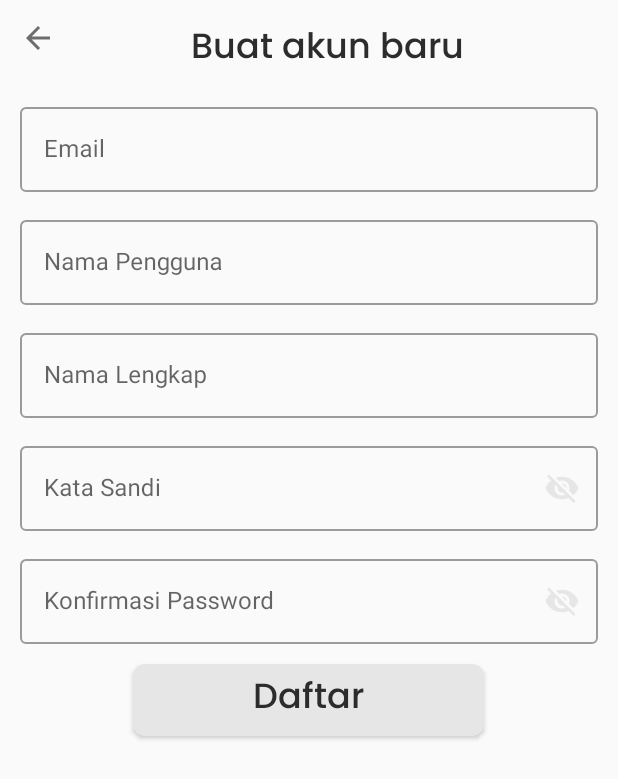
After one commit to ganiaaldi/KeBandung, an Android app: the RegisterFragment screen opened through its navigation route, on a phone screen of 412 x 824 dp. The commit adds this screen. Shown: the top 779 px of the screen. Run offline under Robolectric (Android 15) with nearby library versions, the phone set to English and light mode, and no system bars; our stand-ins replace sdp/ssp sizes; 4 statements that could not run were skipped.

Commit message:
impelement authentication page(auth,register,login)

```diff
--- a/app/src/main/AndroidManifest.xml
+++ b/app/src/main/AndroidManifest.xml
@@ -9,6 +9,8 @@
             android:roundIcon="@drawable/icon"
             android:supportsRtl="true"
             android:theme="@style/AppTheme">
+        <activity android:name=".auth.AuthActivity">
+        </activity>
         <activity android:name=".SlideScreen">
         </activity>
         <activity
--- /dev/null
+++ b/app/src/main/java/com/aldi/kebandung/auth/AuthActivity.kt
@@ -0,0 +1,31 @@
+package com.aldi.kebandung.auth
+
+import androidx.appcompat.app.AppCompatActivity
+import android.os.Bundle
+import androidx.navigation.fragment.NavHostFragment
+import com.aldi.kebandung.R
+import kotlinx.android.synthetic.main.activity_auth.*
+
+class AuthActivity : AppCompatActivity() {
+
+    override fun onCreate(savedInstanceState: Bundle?) {
+        super.onCreate(savedInstanceState)
+        setContentView(R.layout.activity_auth)
+        setupAuthNavigation()
+    }
+
+    private fun setupAuthNavigation() {
+        val navHostFragment = nav_auth_fragment as NavHostFragment
+        val inflater = navHostFragment.navController.navInflater
+        val graph = inflater.inflate(R.navigation.auth_nav)
+        val intent = intent
+        val loginMethod = intent.getStringExtra("loginMethod")
+        if (loginMethod == "register") {
+            graph.startDestination = R.id.authFragment
+           // graph.startDestination = R.id.loginFragment
+        } else {
+          //  graph.startDestination = R.id.registerFragment
+        }
+        navHostFragment.navController.graph = graph
+    }
+}
--- /dev/null
+++ b/app/src/main/java/com/aldi/kebandung/auth/AuthFragment.kt
@@ -0,0 +1,43 @@
+package com.aldi.kebandung.auth
+
+import android.content.Context
+import android.net.Uri
+import android.os.Bundle
+import androidx.fragment.app.Fragment
+import android.view.LayoutInflater
+import android.view.View
+import android.view.ViewGroup
+import androidx.navigation.fragment.findNavController
+
+import com.aldi.kebandung.R
+import kotlinx.android.synthetic.main.fragment_auth.*
+
+class AuthFragment : Fragment() {
+
+    override fun onCreateView(
+        inflater: LayoutInflater, container: ViewGroup?,
+        savedInstanceState: Bundle?
+    ): View? {
+        // Inflate the layout for this fragment
+        return inflater.inflate(R.layout.fragment_auth, container, false)
+    }
+
+    override fun onViewCreated(view: View, savedInstanceState: Bundle?) {
+        super.onViewCreated(view, savedInstanceState)
+        authButton()
+    }
+
+    private fun authButton() {
+        btnRegister.setOnClickListener {
+            findNavController().navigate(R.id.registerFragment)
+        }
+
+        btnLogin.setOnClickListener {
+            findNavController().navigate(R.id.loginFragment)
+        }
+
+        btnLoginGuest.setOnClickListener {
+            findNavController().navigate(R.id.slideView)
+        }
+    }
+}
--- /dev/null
+++ b/app/src/main/java/com/aldi/kebandung/auth/RegisterFragment.kt
@@ -0,0 +1,40 @@
+package com.aldi.kebandung.auth
+
+import android.content.Context
+import android.net.Uri
+import android.os.Bundle
+import androidx.fragment.app.Fragment
+import android.view.LayoutInflater
+import android.view.View
+import android.view.ViewGroup
+import androidx.navigation.fragment.findNavController
+
+import com.aldi.kebandung.R
+import kotlinx.android.synthetic.main.fragment_register.*
+
+class RegisterFragment : Fragment() {
+
+    override fun onViewCreated(view: View, savedInstanceState: Bundle?) {
+        super.onViewCreated(view, savedInstanceState)
+        registerButton()
+    }
+
+
+    override fun onCreateView(
+        inflater: LayoutInflater, container: ViewGroup?,
+        savedInstanceState: Bundle?
+    ): View? {
+        // Inflate the layout for this fragment
+        return inflater.inflate(R.layout.fragment_register, container, false)
+    }
+
+    private fun registerButton(){
+        btnRegister.setOnClickListener {
+            findNavController().navigate(R.id.mainActivity)
+        }
+
+        buttonBackk.setOnClickListener {
+            findNavController().navigateUp()
+        }
+    }
+}
--- /dev/null
+++ b/app/src/main/res/drawable-mdpi/btn_password.xml
@@ -0,0 +1,13 @@
+<?xml version="1.0" encoding="utf-8"?>
+<selector xmlns:android="http://schemas.android.com/apk/res/android">
+
+    <item
+        android:id="@+id/visible"
+        android:state_checked="true"
+        android:drawable="@drawable/ic_visibility" />
+
+    <item
+        android:id="@+id/masked"
+        android:drawable="@drawable/ic_visibility_off" />
+
+</selector>
--- /dev/null
+++ b/app/src/main/res/drawable/btn_white.xml
@@ -0,0 +1,10 @@
+<?xml version="1.0" encoding="utf-8"?>
+<shape xmlns:android="http://schemas.android.com/apk/res/android"
+       android:shape="rectangle" android:padding="10dp">
+    <solid android:color="@color/colorPrimaryGray"/>
+    <corners
+            android:bottomRightRadius="8dp"
+            android:bottomLeftRadius="8dp"
+            android:topLeftRadius="8dp"
+            android:topRightRadius="8dp"/>
+</shape>
--- /dev/null
+++ b/app/src/main/res/drawable/ic_arrow_back.xml
@@ -0,0 +1,5 @@
+<vector android:height="24dp" android:tint="#6D6D6D"
+    android:viewportHeight="24.0" android:viewportWidth="24.0"
+    android:width="24dp" xmlns:android="http://schemas.android.com/apk/res/android">
+    <path android:fillColor="#FF000000" android:pathData="M20,11H7.83l5.59,-5.59L12,4l-8,8 8,8 1.41,-1.41L7.83,13H20v-2z"/>
+</vector>
--- /dev/null
+++ b/app/src/main/res/drawable/ic_visibility.xml
@@ -0,0 +1,9 @@
+<vector xmlns:android="http://schemas.android.com/apk/res/android"
+        android:width="24dp"
+        android:height="24dp"
+        android:viewportWidth="24.0"
+        android:viewportHeight="24.0">
+    <path
+            android:fillColor="#FF000000"
+            android:pathData="M12,4.5C7,4.5 2.73,7.61 1,12c1.73,4.39 6,7.5 11,7.5s9.27,-3.11 11,-7.5c-1.73,-4.39 -6,-7.5 -11,-7.5zM12,17c-2.76,0 -5,-2.24 -5,-5s2.24,-5 5,-5 5,2.24 5,5 -2.24,5 -5,5zM12,9c-1.66,0 -3,1.34 -3,3s1.34,3 3,3 3,-1.34 3,-3 -1.34,-3 -3,-3z"/>
+</vector>
--- /dev/null
+++ b/app/src/main/res/drawable/ic_visibility_off.xml
@@ -0,0 +1,9 @@
+<vector xmlns:android="http://schemas.android.com/apk/res/android"
+        android:width="24dp"
+        android:height="24dp"
+        android:viewportWidth="24.0"
+        android:viewportHeight="24.0">
+    <path
+            android:fillColor="#FF000000"
+            android:pathData="M12,7c2.76,0 5,2.24 5,5 0,0.65 -0.13,1.26 -0.36,1.83l2.92,2.92c1.51,-1.26 2.7,-2.89 3.43,-4.75 -1.73,-4.39 -6,-7.5 -11,-7.5 -1.4,0 -2.74,0.25 -3.98,0.7l2.16,2.16C10.74,7.13 11.35,7 12,7zM2,4.27l2.28,2.28 0.46,0.46C3.08,8.3 1.78,10.02 1,12c1.73,4.39 6,7.5 11,7.5 1.55,0 3.03,-0.3 4.38,-0.84l0.42,0.42L19.73,22 21,20.73 3.27,3 2,4.27zM7.53,9.8l1.55,1.55c-0.05,0.21 -0.08,0.43 -0.08,0.65 0,1.66 1.34,3 3,3 0.22,0 0.44,-0.03 0.65,-0.08l1.55,1.55c-0.67,0.33 -1.41,0.53 -2.2,0.53 -2.76,0 -5,-2.24 -5,-5 0,-0.79 0.2,-1.53 0.53,-2.2zM11.84,9.02l3.15,3.15 0.02,-0.16c0,-1.66 -1.34,-3 -3,-3l-0.17,0.01z"/>
+</vector>
--- /dev/null
+++ b/app/src/main/res/layout/activity_auth.xml
@@ -0,0 +1,22 @@
+<?xml version="1.0" encoding="utf-8"?>
+<androidx.constraintlayout.widget.ConstraintLayout
+        xmlns:android="http://schemas.android.com/apk/res/android"
+        xmlns:tools="http://schemas.android.com/tools"
+        xmlns:app="http://schemas.android.com/apk/res-auto"
+        android:layout_width="match_parent"
+        android:layout_height="match_parent"
+        tools:context=".auth.AuthActivity">
+
+    <fragment
+            android:id="@+id/nav_auth_fragment"
+            android:name="androidx.navigation.fragment.NavHostFragment"
+            android:layout_width="0dp"
+            android:layout_height="0dp"
+            app:layout_constraintLeft_toLeftOf="parent"
+            app:layout_constraintRight_toRightOf="parent"
+            app:layout_constraintTop_toTopOf="parent"
+            app:layout_constraintBottom_toBottomOf="parent"
+            app:defaultNavHost="true"
+            app:navGraph="@navigation/auth_nav" />
+
+</androidx.constraintlayout.widget.ConstraintLayout>
--- /dev/null
+++ b/app/src/main/res/layout/fragment_register.xml
@@ -0,0 +1,153 @@
+<?xml version="1.0" encoding="utf-8"?>
+<RelativeLayout
+        xmlns:android="http://schemas.android.com/apk/res/android"
+        xmlns:tools="http://schemas.android.com/tools"
+        android:layout_width="match_parent"
+        android:layout_height="match_parent" xmlns:app="http://schemas.android.com/apk/res-auto"
+        tools:context=".auth.RegisterFragment"
+        android:padding="@dimen/_10sdp">
+
+    <androidx.appcompat.widget.AppCompatImageView
+            android:id="@+id/buttonBackk"
+            android:layout_width="wrap_content"
+            android:layout_height="wrap_content"
+            android:layout_alignParentTop="true"
+            android:layout_gravity="center_vertical"
+            android:src="@drawable/ic_arrow_back"
+
+    />
+ <androidx.appcompat.widget.AppCompatTextView
+         android:layout_width="match_parent"
+         android:layout_height="wrap_content"
+         android:id="@+id/tvRegister"
+         android:text="@string/text_createaccount"
+         android:layout_toRightOf="@id/buttonBackk"
+        style="@style/DarkMedText"
+ android:textAlignment="center"/>
+
+    <com.google.android.material.textfield.TextInputLayout
+            android:id="@+id/textEmail"
+            android:layout_width="match_parent"
+            android:layout_height="wrap_content"
+            android:layout_marginTop="@dimen/_10sdp"
+            android:layout_below="@+id/tvRegister"
+            android:hint="@string/email"
+            android:visibility="visible"
+            android:background="@null"
+            style="@style/Widget.MaterialComponents.TextInputLayout.OutlinedBox">
+
+        <androidx.appcompat.widget.AppCompatEditText
+                android:layout_width="match_parent"
+                android:layout_height="wrap_content"
+                android:focusableInTouchMode="true"
+                android:inputType="textEmailAddress"
+                android:textColor="@color/colorPrimaryDark"
+                android:textColorHint="@color/colorPrimaryGray"
+        />
+    </com.google.android.material.textfield.TextInputLayout>
+
+    <com.google.android.material.textfield.TextInputLayout
+            android:id="@+id/textUsername"
+            android:layout_width="match_parent"
+            android:layout_height="wrap_content"
+            android:layout_marginTop="@dimen/_10sdp"
+            android:layout_below="@+id/textEmail"
+            android:hint="@string/account_name"
+            android:visibility="visible"
+            android:background="@null"
+            style="@style/Widget.MaterialComponents.TextInputLayout.OutlinedBox">
+
+        <androidx.appcompat.widget.AppCompatEditText
+                android:layout_width="match_parent"
+                android:layout_height="wrap_content"
+                android:focusableInTouchMode="true"
+                android:inputType="text"
+                android:digits="abcdefghijklmnopqrstuvwxyz1234567890"
+                android:textColor="@color/colorPrimaryDark"
+                android:textColorHint="@color/colorPrimaryGray"
+        />
+    </com.google.android.material.textfield.TextInputLayout>
+
+
+    <com.google.android.material.textfield.TextInputLayout
+            android:id="@+id/textUsernameFull"
+            android:layout_width="match_parent"
+            android:layout_height="wrap_content"
+            android:layout_marginTop="@dimen/_10sdp"
+            android:layout_below="@+id/textUsername"
+            android:hint="@string/username_full"
+            android:visibility="visible"
+            android:background="@null"
+            style="@style/Widget.MaterialComponents.TextInputLayout.OutlinedBox">
+
+        <androidx.appcompat.widget.AppCompatEditText
+                android:layout_width="match_parent"
+                android:layout_height="wrap_content"
+                android:focusableInTouchMode="true"
+                android:inputType="text"
+                android:textColor="@color/colorPrimaryDark"
+                android:textColorHint="@color/colorPrimaryGray"
+        />
+    </com.google.android.material.textfield.TextInputLayout>
+
+    <com.google.android.material.textfield.TextInputLayout
+            android:id="@+id/textPassword"
+            android:layout_width="match_parent"
+            android:layout_height="wrap_content"
+            android:layout_marginTop="@dimen/_10sdp"
+            android:layout_below="@+id/textUsernameFull"
+            android:hint="@string/password"
+            android:visibility="visible"
+            android:background="@null"
+            style="@style/Widget.MaterialComponents.TextInputLayout.OutlinedBox"
+            app:passwordToggleDrawable="@drawable/btn_password"
+            app:passwordToggleEnabled="true"
+            app:passwordToggleTint="@color/colorPrimaryGray">
+
+        <androidx.appcompat.widget.AppCompatEditText
+                android:layout_width="match_parent"
+                android:layout_height="wrap_content"
+                android:focusableInTouchMode="true"
+                android:inputType="textPassword"
+                android:textColor="@color/colorPrimaryDark"
+                android:textColorHint="@color/colorPrimaryGray"
+        />
+    </com.google.android.material.textfield.TextInputLayout>
+
+    <com.google.android.material.textfield.TextInputLayout
+            android:id="@+id/textPasswordConfirmation"
+            android:layout_width="match_parent"
+            android:layout_height="wrap_content"
+            android:layout_marginTop="@dimen/_10sdp"
+            android:layout_below="@+id/textPassword"
+            android:hint="@string/password_confirmation"
+            android:visibility="visible"
+            android:background="@null"
+            style="@style/Widget.MaterialComponents.TextInputLayout.OutlinedBox"
+            app:passwordToggleDrawable="@drawable/btn_password"
+            app:passwordToggleEnabled="true"
+            app:passwordToggleTint="@color/colorPrimaryGray">
+
+        <androidx.appcompat.widget.AppCompatEditText
+                android:layout_width="match_parent"
+                android:layout_height="wrap_content"
+                android:focusableInTouchMode="true"
+                android:inputType="textPassword"
+                android:textColor="@color/colorPrimaryDark"
+                android:textColorHint="@color/colorPrimaryGray"
+        />
+    </com.google.android.material.textfield.TextInputLayout>
+
+    <androidx.appcompat.widget.AppCompatButton
+            android:id="@+id/btnRegister"
+            android:layout_width="@dimen/_180sdp"
+            android:layout_height="wrap_content"
+            android:layout_below="@id/textPasswordConfirmation"
+            android:background="@drawable/btn_white"
+            style="@style/DarkMedText"
+            android:text="@string/btn_register"
+            android:textAllCaps="false"
+            android:layout_marginTop="@dimen/_10sdp"
+            android:layout_centerHorizontal="true"
+    />
+</RelativeLayout>
--- /dev/null
+++ b/app/src/main/res/navigation/auth_nav.xml
@@ -0,0 +1,20 @@
+<?xml version="1.0" encoding="utf-8"?>
+<navigation xmlns:android="http://schemas.android.com/apk/res/android"
+            xmlns:app="http://schemas.android.com/apk/res-auto"
+            xmlns:tools="http://schemas.android.com/tools" android:id="@+id/auth_nav"
+            app:startDestination="@id/authFragment">
+
+    <fragment android:id="@+id/loginFragment" android:name="com.aldi.kebandung.auth.LoginFragment"
+              android:label="fragment_login" tools:layout="@layout/fragment_login">
+        <action android:id="@+id/action_loginFragment_to_registerFragment" app:destination="@id/registerFragment"/>
+    </fragment>
+    <fragment android:id="@+id/registerFragment" android:name="com.aldi.kebandung.auth.RegisterFragment"
+              android:label="fragment_register" tools:layout="@layout/fragment_register"/>
+    <fragment android:id="@+id/authFragment" android:name="com.aldi.kebandung.auth.AuthFragment"
+              android:label="fragment_auth" tools:layout="@layout/fragment_auth">
+        <action android:id="@+id/action_authFragment_to_loginFragment" app:destination="@id/loginFragment"/>
+        <action android:id="@+id/action_authFragment_to_registerFragment" app:destination="@id/registerFragment"/>
+    </fragment>
+    <activity android:id="@+id/mainActivity" android:name="com.aldi.kebandung.MainActivity"
+              android:label="activity_main" tools:layout="@layout/activity_main"/>
+</navigation>
--- a/app/src/main/res/values/colors.xml
+++ b/app/src/main/res/values/colors.xml
@@ -2,7 +2,7 @@
 <resources>
     <color name="colorPrimary">#FFFFFF</color>
     <color name="colorPrimaryDark">#2C2C2C</color>
-    <color name="colorPrimaryGray">#B4B4B4</color>
+    <color name="colorPrimaryGray">#E6E6E6</color>
 
 
 </resources>
--- a/app/src/main/res/values/strings.xml
+++ b/app/src/main/res/values/strings.xml
@@ -6,4 +6,21 @@
     <string name="desc_one">KeBandung merupakan aplikasi yang berfungsi untuk para pariwisatawan yang hendak berlibur ke
         Kota Bandung.
     </string>
+
+    <!-- TODO: Remove or change this placeholder text -->
+    <string name="hello_blank_fragment">Hello blank fragment</string>
+    <string name="title_auth">Ayo bergabung untuk mengembangkan sektor pariwisata Kota Bandung!</string>
+    <string name="btn_register">Daftar</string>
+    <string name="btn_login">Masuk</string>
+    <string name="text_or">—Atau—</string>
+    <string name="btn_login_guest">Masuk Tanpa Akun</string>
+    <string name="title_login">Masuk ke dalam aplikasi</string>
+    <string name="account_name">Nama Pengguna</string>
+    <string name="email">Email</string>
+    <string name="account_namemail">Nama Pengguna/Email</string>
+    <string name="password">Kata Sandi</string>
+    <string name="text_createaccount">Buat akun baru</string>
+    <string name="forgot_password"> | Lupa Password</string>
+    <string name="username_full">Nama Lengkap</string>
+    <string name="password_confirmation">Konfirmasi Password</string>
 </resources>
```
Also changed, not shown: app/src/main/java/com/aldi/kebandung/SlideScreen.kt (+9 -3 lines), app/src/main/java/com/aldi/kebandung/auth/LoginFragment.kt (added, +38 -0 lines), app/src/main/res/layout/fragment_auth.xml (added, +74 -0 lines), app/src/main/res/layout/fragment_login.xml (added, +123 -0 lines).
